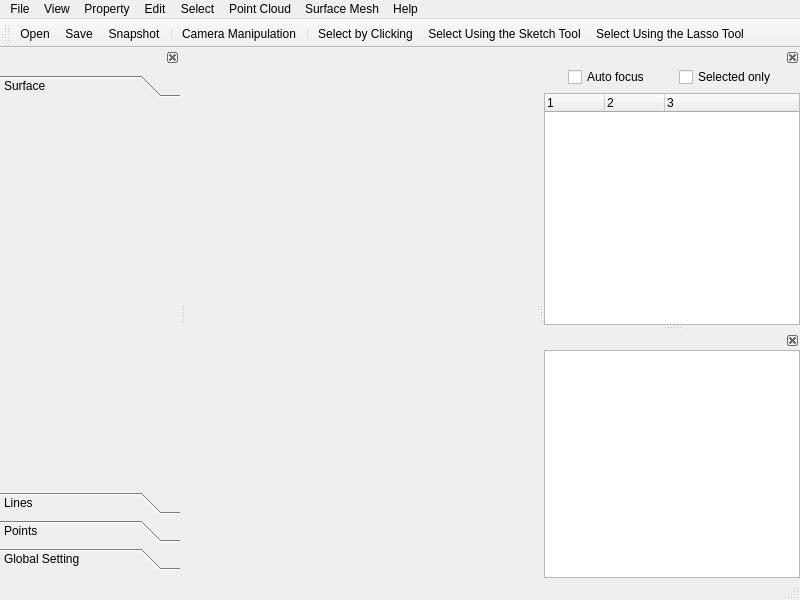
Old version of the form applications/Mapple/main_window.ui in the repository LiangliangNan/Easy3D.
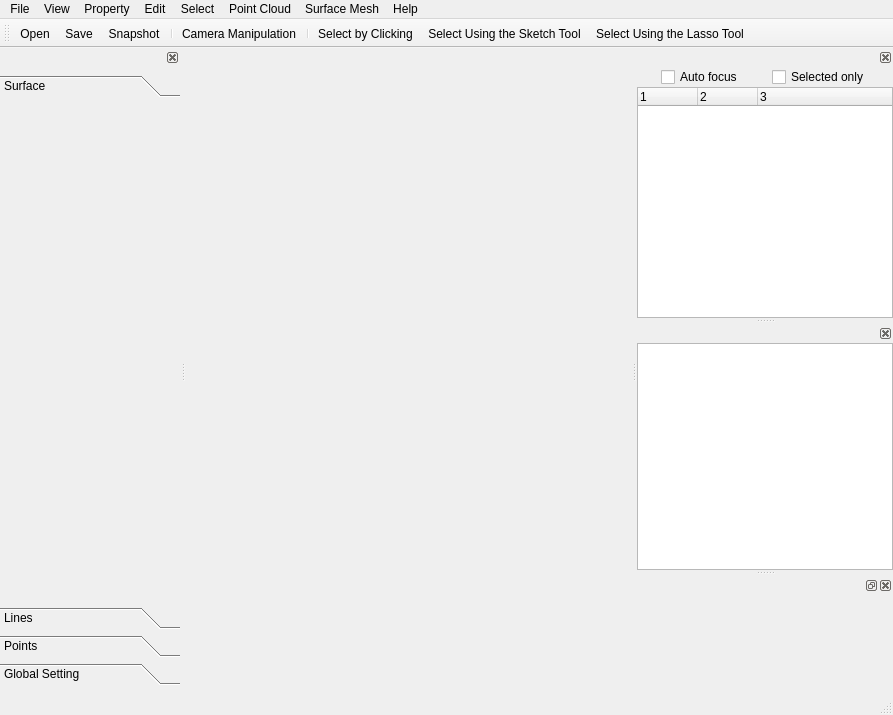
New version of the form. Icons and pictures are not drawn. Custom widgets are drawn as their Qt base class.

Diff of the .ui file:
```diff
--- a/applications/Mapple/main_window.ui
+++ b/applications/Mapple/main_window.ui
@@ -6,8 +6,8 @@
    <rect>
     <x>0</x>
     <y>0</y>
-    <width>800</width>
-    <height>600</height>
+    <width>893</width>
+    <height>715</height>
    </rect>
   </property>
   <property name="minimumSize">
@@ -25,7 +25,7 @@
     <rect>
      <x>0</x>
      <y>0</y>
-     <width>800</width>
+     <width>893</width>
      <height>22</height>
     </rect>
    </property>
@@ -225,7 +225,7 @@
           <x>0</x>
           <y>0</y>
           <width>180</width>
-          <height>333</height>
+          <height>448</height>
          </rect>
         </property>
         <attribute name="icon">
@@ -375,6 +375,9 @@
    </attribute>
    <widget class="QWidget" name="dockWidgetContentsModels">
     <layout class="QVBoxLayout" name="verticalLayout_2">
+     <property name="spacing">
+      <number>0</number>
+     </property>
      <property name="leftMargin">
       <number>0</number>
      </property>
@@ -524,6 +527,49 @@
     </layout>
    </widget>
   </widget>
+  <widget class="QDockWidget" name="dockWidgetCommands">
+   <property name="enabled">
+    <bool>true</bool>
+   </property>
+   <property name="minimumSize">
+    <size>
+     <width>66</width>
+     <height>100</height>
+    </size>
+   </property>
+   <property name="floating">
+    <bool>true</bool>
+   </property>
+   <property name="features">
+    <set>QDockWidget::AllDockWidgetFeatures</set>
+   </property>
+   <property name="allowedAreas">
+    <set>Qt::RightDockWidgetArea</set>
+   </property>
+   <attribute name="dockWidgetArea">
+    <number>2</number>
+   </attribute>
+   <widget class="QWidget" name="dockWidgetContentsCommands">
+    <layout class="QVBoxLayout" name="verticalLayout_8">
+     <item>
+      <layout class="QVBoxLayout" name="verticalLayoutCommands"/>
+     </item>
+     <item>
+      <spacer name="verticalSpacer">
+       <property name="orientation">
+        <enum>Qt::Vertical</enum>
+       </property>
+       <property name="sizeHint" stdset="0">
+        <size>
+         <width>20</width>
+         <height>40</height>
+        </size>
+       </property>
+      </spacer>
+     </item>
+    </layout>
+   </widget>
+  </widget>
   <action name="actionOpen">
    <property name="icon">
     <iconset>
```
Left out of the diff: 6 changed lines with no effect on the pictures.
